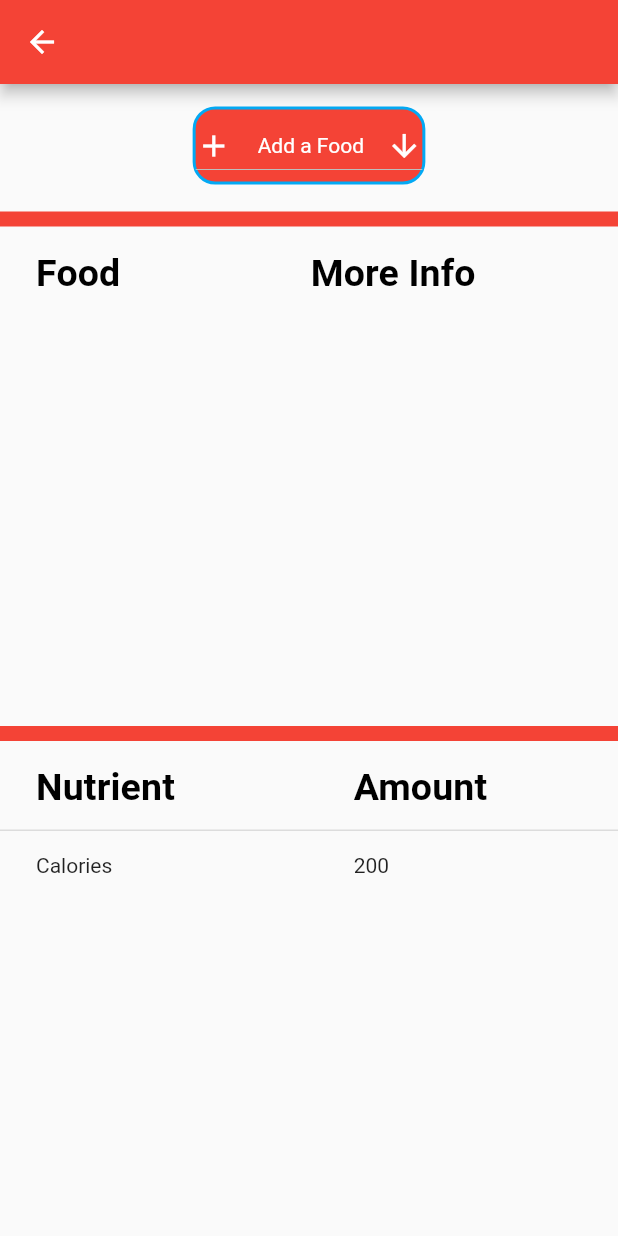
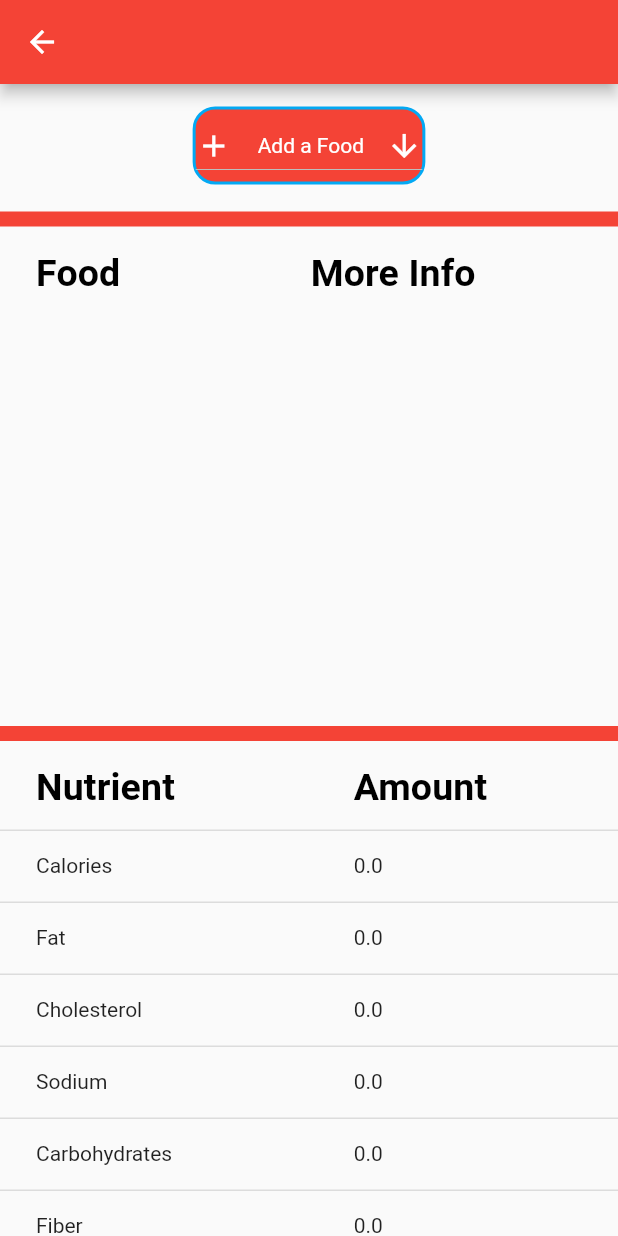
Before and after one commit to MrWilliams97/NutriBud, a Flutter app: the AddMeal screen opened directly, on a phone screen of 412 x 824 dp. Run offline on Flutter 3.47's test engine with Material 2 defaults, Android fonts, the phone set to English and light mode, and no system bars; our stand-ins replace charts_flutter, cloud_firestore, firebase_auth; accounts and stored records are empty.

Commit message:
Meals linked

```diff
--- a/hello_world/lib/screens/home/addMeal.dart
+++ b/hello_world/lib/screens/home/addMeal.dart
@@ -1,5 +1,6 @@
 import 'package:flutter/material.dart';
 import 'package:hello_world/models/food.dart';
+import 'package:hello_world/screens/home/addManualFood/addFood.dart';
 import 'package:hello_world/screens/home/addManualFood/searchFood.dart';
 import 'package:hello_world/services/database.dart';
 import 'package:provider/provider.dart';
@@ -21,10 +22,11 @@ class _AddMealState extends State<AddMeal> {
   Widget build(BuildContext context) {
     List<Food> foods = Provider.of<List<Food>>(context);
 
+    var foodsForMeal = <Food>[];
     if (foods != null) {
       if (foods.length > 0) {
         foodsDisplay = [];
-        var foodsForMeal = foods.where((food) => food.mealId == widget.mealId);
+        foodsForMeal = foods.where((food) => food.mealId == widget.mealId).toList();
         if (foodsForMeal.length > 0) {
           // Add this meal to the database and display foods
           for (var food in foodsForMeal) {
@@ -55,7 +57,7 @@ class _AddMealState extends State<AddMeal> {
                   color: Colors.red,
                   thickness: 10,
                 ),
-                _buildInfoCard(),
+                _buildInfoCard(foodsForMeal),
               ],
             ),
           )),
@@ -178,14 +180,41 @@ class _AddMealState extends State<AddMeal> {
     foodsDisplay.add(
       DataRow(cells: [
         DataCell(Text(food.brandName + " - " + food.foodName)),
-        DataCell(Text('Details', style: TextStyle(color: Colors.lightBlue)), onTap: () {
-          print("tapped motherfucker.");
+        DataCell(Text('Details', style: TextStyle(color: Colors.lightBlue)),
+            onTap: () {
+          Navigator.push(
+              context,
+              MaterialPageRoute(
+                builder: (context) => AddFood(food: food),
+              ));
         }),
       ]),
     );
   }
 
-  Widget _buildInfoCard() {
+  Widget _buildInfoCard(List<Food> foods) {
+    double calorieSum = 0;
+    double fatSum = 0;
+    double cholesterolSum = 0;
+    double sodiumSum = 0;
+    double carbohydratesSum = 0;
+    double fiberSum = 0;
+    double sugarSum = 0;
+    double proteinSum = 0;
+    double potassiumSum = 0;
+
+    for(var food in foods){
+      calorieSum += food.calories;
+      fatSum += food.fat;
+      cholesterolSum += food.cholesterol;
+      sodiumSum += food.sodium;
+      carbohydratesSum += food.carbohydrates;
+      fiberSum += food.fiber;
+      sugarSum += food.sugar;
+      proteinSum += food.protein;
+      potassiumSum += food.potassium;
+    }
+
     //build info card that contains all the summed up info
     return Expanded(
       child: ListView(
@@ -209,9 +238,57 @@ class _AddMealState extends State<AddMeal> {
               DataRow(cells: [
                 DataCell(Text('Calories')),
                 DataCell(
-                  Text('200'),
+                  Text(calorieSum.toString()),
                 ),
-              ]),
+              ],),
+              DataRow(cells: [
+                DataCell(Text('Fat')),
+                DataCell(
+                  Text(fatSum.toString()),
+                ),
+              ],),
+              DataRow(cells: [
+                DataCell(Text('Cholesterol')),
+                DataCell(
+                  Text(cholesterolSum.toString()),
+                ),
+              ],),
+              DataRow(cells: [
+                DataCell(Text('Sodium')),
+                DataCell(
+                  Text(sodiumSum.toString()),
+                ),
+              ],),
+              DataRow(cells: [
+                DataCell(Text('Carbohydrates')),
+                DataCell(
+                  Text(carbohydratesSum.toString()),
+                ),
+              ],),
+              DataRow(cells: [
+                DataCell(Text('Fiber')),
+                DataCell(
+                  Text(fiberSum.toString()),
+                ),
+              ],),
+              DataRow(cells: [
+                DataCell(Text('Sugar')),
+                DataCell(
+                  Text(sugarSum.toString()),
+                ),
+              ],),
+              DataRow(cells: [
+                DataCell(Text('Protein')),
+                DataCell(
+                  Text(proteinSum.toString()),
+                ),
+              ],),
+              DataRow(cells: [
+                DataCell(Text('Potassium')),
+                DataCell(
+                  Text(potassiumSum.toString()),
+                ),
+              ],),
             ],
           ),
         ],
--- a/hello_world/lib/services/database.dart
+++ b/hello_world/lib/services/database.dart
@@ -4,7 +4,6 @@ import 'package:hello_world/models/foodDiary.dart';
 import 'package:hello_world/models/gainRivalsModel.dart';
 import 'package:hello_world/models/meal.dart';
 import 'package:intl/intl.dart';
-import 'package:uuid/uuid.dart';
 
 class DatabaseService {
   final String uid;
@@ -45,7 +44,7 @@ class DatabaseService {
       "servingUnit": food.servingUnit,
       "calories": food.calories,
       "fat": food.fat,
-      "cholestrol": food.cholesterol,
+      "cholesterol": food.cholesterol,
       "sodium": food.sodium,
       "carbohydrates": food.carbohydrates,
       "fiber": food.fiber,
```
